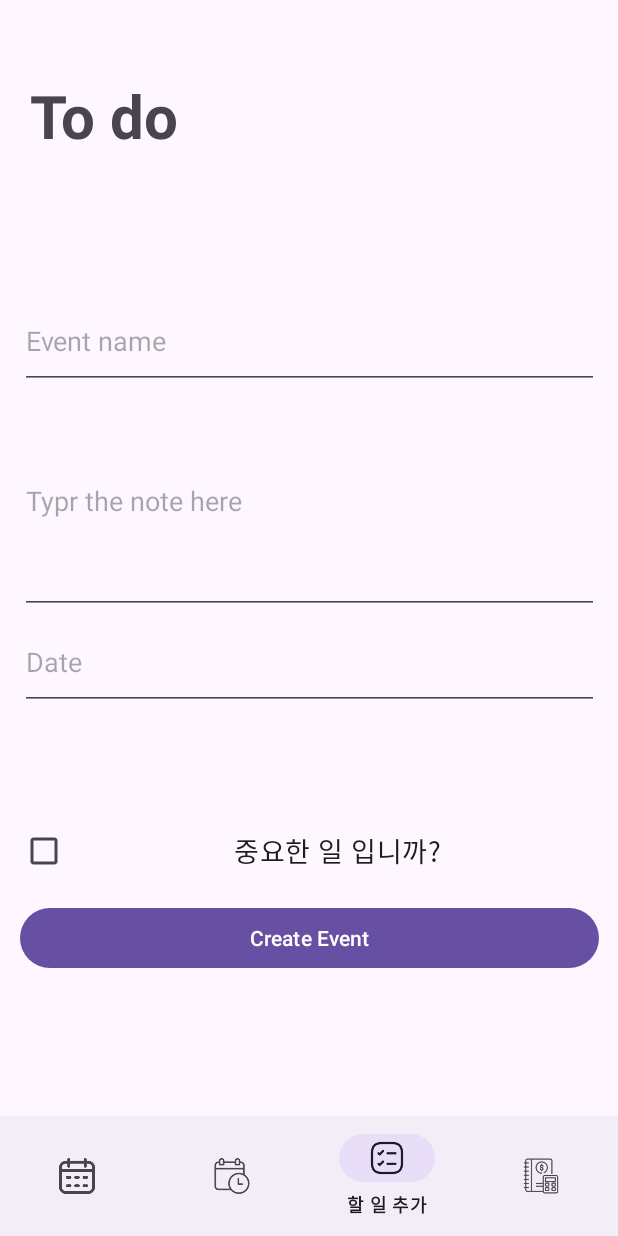
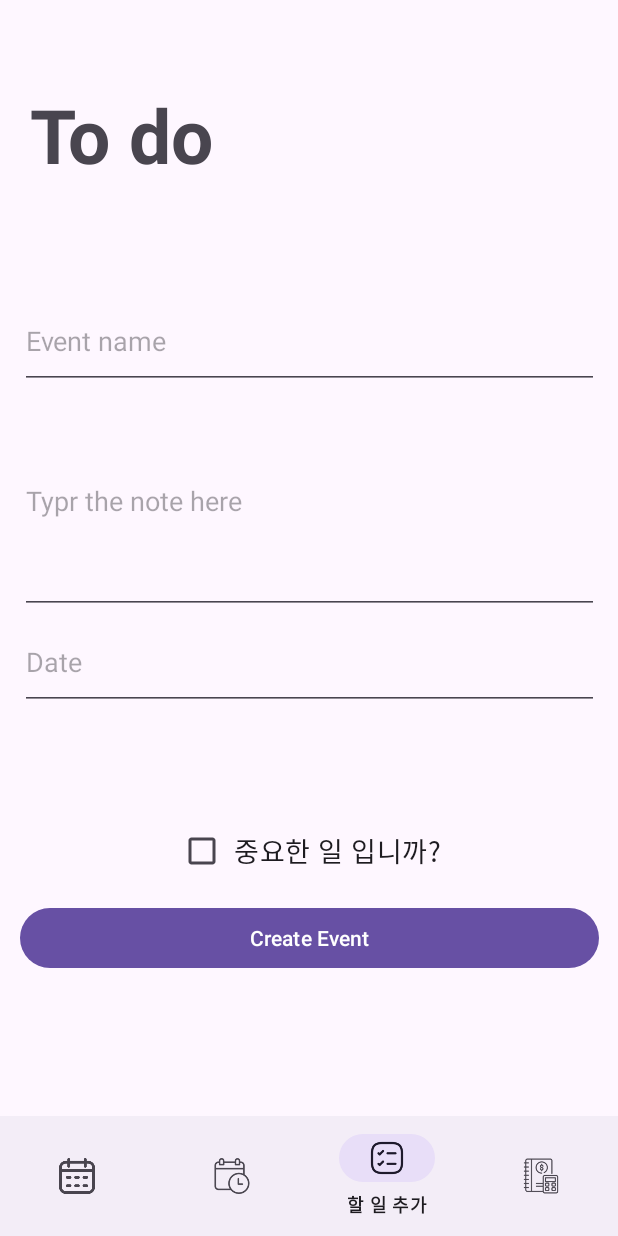
Before and after one commit to jaen522/calendar_project, an Android app: the todoFragment screen opened through its navigation route, on a phone screen of 412 x 824 dp. Run offline under Robolectric (Android 15) with nearby library versions, the phone set to English and light mode, and no system bars; our stand-ins replace navigation-ui.

Commit message:
레이아웃 수정 framelayout 시도중

```diff
--- a/app/build.gradle.kts
+++ b/app/build.gradle.kts
@@ -42,6 +42,7 @@ dependencies {
 
     implementation("androidx.core:core-ktx:1.9.0")
     implementation("androidx.appcompat:appcompat:1.6.1")
+    implementation("androidx.fragment:fragment-ktx:1.6.1")
     implementation("com.google.android.material:material:1.9.0")
     implementation("androidx.constraintlayout:constraintlayout:2.1.4")
     implementation("androidx.navigation:navigation-fragment-ktx:2.5.3")
--- a/app/src/main/res/layout/fragment_todo.xml
+++ b/app/src/main/res/layout/fragment_todo.xml
@@ -11,9 +11,9 @@
         android:layout_width="wrap_content"
         android:layout_height="wrap_content"
         android:layout_marginStart="20dp"
-        android:layout_marginTop="50dp"
+        android:layout_marginTop="56dp"
         android:text="To do"
-        android:textSize="40sp"
+        android:textSize="50sp"
         android:textStyle="bold"
         app:layout_constraintStart_toStartOf="parent"
         app:layout_constraintTop_toTopOf="parent" />
@@ -56,12 +56,14 @@
 
         <CheckBox
             android:id="@+id/t_check"
-            android:layout_width="match_parent"
+            android:layout_width="wrap_content"
             android:layout_height="wrap_content"
+            android:layout_gravity="center"
             android:layout_marginTop="70dp"
             android:text=" 중요한 일 입니까?"
             android:textAlignment="center"
-            android:textSize="18sp" />
+            android:textSize="18sp"
+            android:visibility="visible" />
 
         <Button
             android:id="@+id/finish_todo"
```
